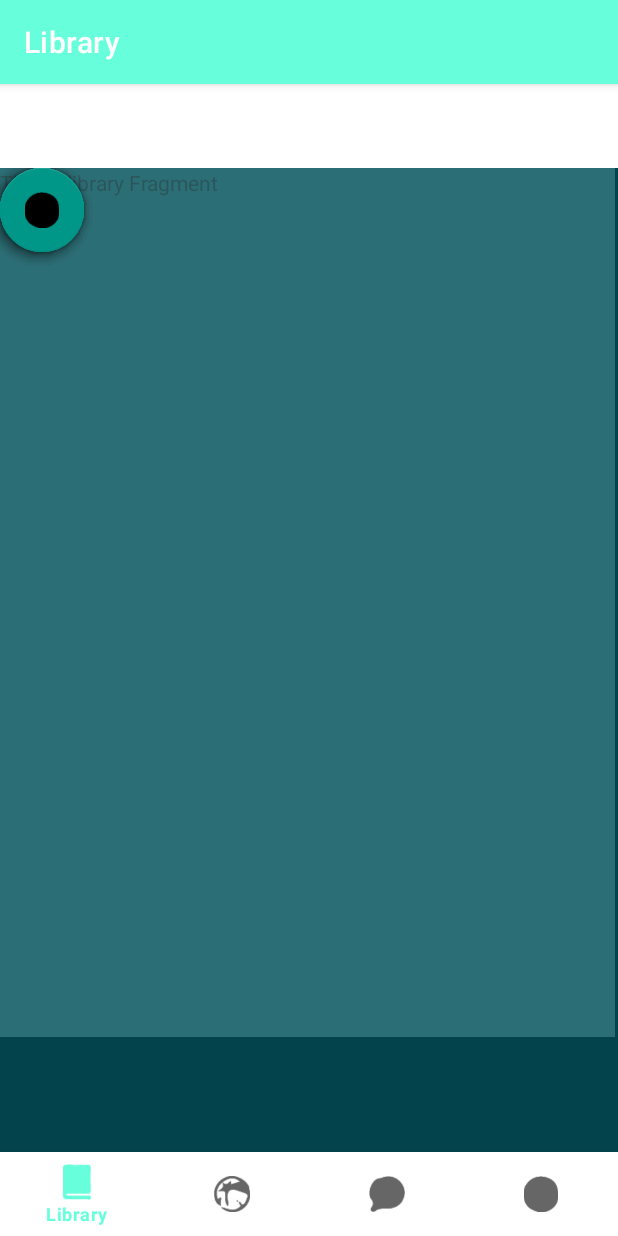
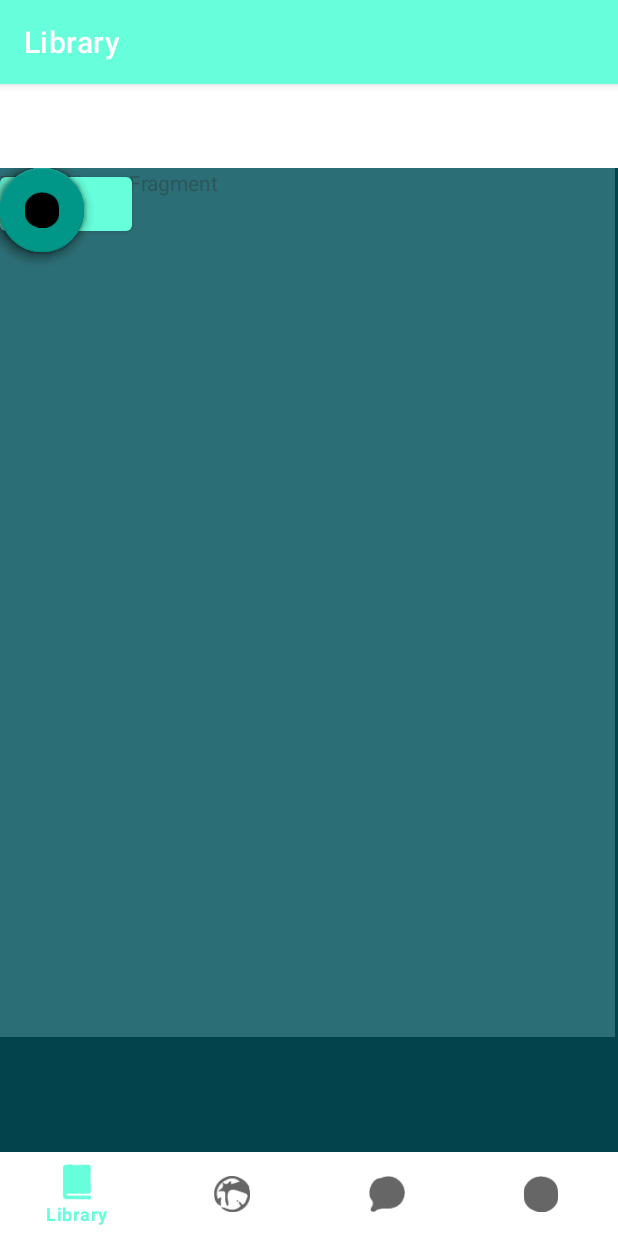
Before and after one commit to AlekseiSkr/ProjectStem, an Android app: the screen it shows after launch (MainActivity), on a phone screen of 412 x 824 dp. Run offline under Robolectric (Android 15) with nearby library versions, the phone set to English and light mode, and no system bars; our stand-ins replace navigation-ui; 1 statement that could not run was skipped.

Commit message:
(Have done it twice.) Trying to study from tutorials. I able to make the button and start a function in the MainActivity.kt where it is called a setClickListener for clicking on the button.  For making new translation from one language to another boxes are still in progress.

```diff
--- a/app/src/main/java/com/example/projectstem/MainActivity.kt
+++ b/app/src/main/java/com/example/projectstem/MainActivity.kt
@@ -1,6 +1,7 @@
 package com.example.projectstem
 
 import android.os.Bundle
+import android.widget.Toast
 import com.google.android.material.bottomnavigation.BottomNavigationView
 import androidx.appcompat.app.AppCompatActivity
 import androidx.navigation.findNavController
@@ -31,5 +32,10 @@ class MainActivity : AppCompatActivity() {
         )
         setupActionBarWithNavController(navController, appBarConfiguration)
         navView.setupWithNavController(navController)
+
+        //fragment_library: click on the button
+        button.setOnClickListener{
+            //
+        }
     }
 }
--- a/app/src/main/res/layout/fragment_library.xml
+++ b/app/src/main/res/layout/fragment_library.xml
@@ -19,6 +19,15 @@
         android:orientation="vertical"
         tools:layout_editor_absoluteX="0dp"
         tools:layout_editor_absoluteY="76dp">
+
+        <Button
+            android:id="@+id/button"
+            android:layout_width="wrap_content"
+            android:layout_height="wrap_content"
+            android:textColor="@android:color/white"
+            android:text="+"
+
+            />
 
     </LinearLayout>
 
```
